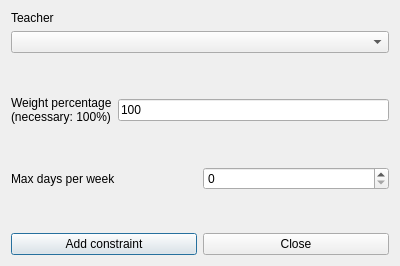
This is fet/src/interface/addconstraintteachermaxrealdaysperweekform_template.ui in vonmecheln/fet as Qt 5 draws it before an edit. The edited form follows.
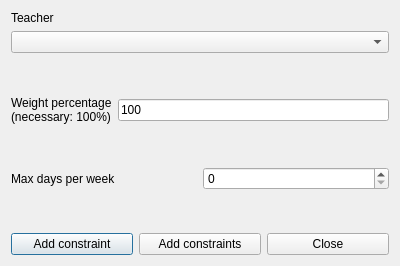
This is the edited form.

Diff of the .ui file:
```diff
--- a/fet/src/interface/addconstraintteachermaxrealdaysperweekform_template.ui
+++ b/fet/src/interface/addconstraintteachermaxrealdaysperweekform_template.ui
@@ -146,6 +146,13 @@
        </property>
       </widget>
      </item>
+     <item>
+      <widget class="QPushButton" name="addConstraintsPushButton">
+       <property name="text">
+        <string>Add constraints</string>
+       </property>
+      </widget>
+     </item>
      <item>
       <widget class="QPushButton" name="closePushButton">
        <property name="text">
```
